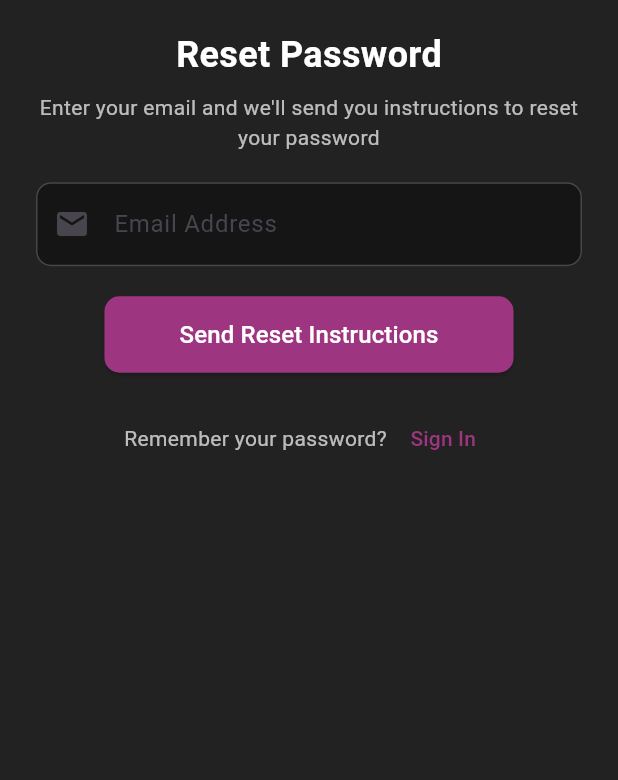
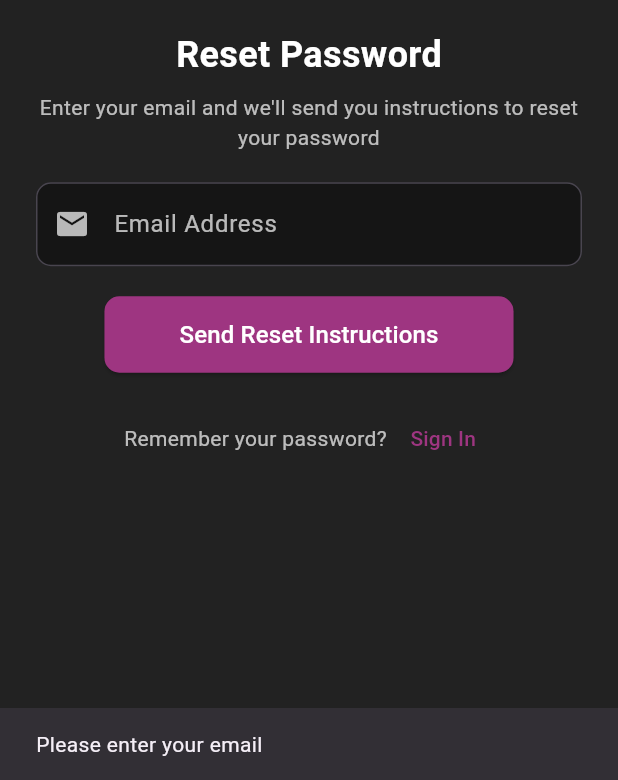
Before and after one commit to NakshatraDeshmukh/AURA, a Flutter app: the ResetPasswordScreen screen opened directly, after a tap on "Send Reset Instructions", on a phone screen of 412 x 824 dp, the part 456-1236 px from its top. Run offline on Flutter 3.47's test engine with Material 3 defaults, Android fonts, the phone set to English and light mode, and no system bars; our stand-ins replace cloud_firestore, firebase_auth, flutter_holo_date_picker, google_maps_flutter, intl_phone_field; accounts and stored records are empty.

Commit message:
Refactor ResetPasswordScreen to manage state and reset password

```diff
--- a/lib/authentication/reset_password_screen.dart
+++ b/lib/authentication/reset_password_screen.dart
@@ -1,7 +1,56 @@
 import 'package:flutter/material.dart';
+import 'package:firebase_auth/firebase_auth.dart';
 import 'package:aura/authentication/login_screen.dart';
 
-class ResetPasswordScreen extends StatelessWidget {
+class ResetPasswordScreen extends StatefulWidget {
+  @override
+  _ResetPasswordScreenState createState() => _ResetPasswordScreenState();
+}
+
+class _ResetPasswordScreenState extends State<ResetPasswordScreen> {
+  final TextEditingController _emailController = TextEditingController();
+  bool _loading = false;
+
+  Future<void> _resetPassword() async {
+    String email = _emailController.text.trim();
+
+    if (email.isEmpty) {
+      ScaffoldMessenger.of(context)
+          .showSnackBar(SnackBar(content: Text("Please enter your email")));
+      return;
+    }
+
+    setState(() => _loading = true);
+
+    try {
+      await FirebaseAuth.instance.sendPasswordResetEmail(email: email);
+
+      ScaffoldMessenger.of(context).showSnackBar(
+        SnackBar(content: Text("Password reset link sent to $email")),
+      );
+
+
+      Future.delayed(Duration(seconds: 2), () {
+        Navigator.pushReplacement(
+          context,
+          MaterialPageRoute(builder: (context) => LoginScreen()),
+        );
+      });
+
+    } on FirebaseAuthException catch (e) {
+      String msg = "Something went wrong";
+
+      if (e.code == 'user-not-found') msg = "No user found with this email.";
+      if (e.code == 'invalid-email') msg = "Invalid email format.";
+
+      ScaffoldMessenger.of(context)
+          .showSnackBar(SnackBar(content: Text(msg)));
+    } finally {
+      setState(() => _loading = false);
+    }
+  }
+
+
   @override
   Widget build(BuildContext context) {
     return Scaffold(
@@ -9,6 +58,7 @@ class ResetPasswordScreen extends StatelessWidget {
       body: Center(
         child: Padding(
           padding: const EdgeInsets.symmetric(horizontal: 24.0),
+          child: SingleChildScrollView(
             child: Column(
               mainAxisAlignment: MainAxisAlignment.center,
               children: [
@@ -17,6 +67,7 @@ class ResetPasswordScreen extends StatelessWidget {
                   backgroundImage: AssetImage('assets/icons/logo.jpg'),
                 ),
                 SizedBox(height: 20),
+
                 Text(
                   'Reset Password',
                   style: TextStyle(
@@ -25,17 +76,24 @@ class ResetPasswordScreen extends StatelessWidget {
                     color: Colors.white,
                   ),
                 ),
+
                 SizedBox(height: 8),
+
                 Text(
                   "Enter your email and we'll send you instructions to reset your password",
                   textAlign: TextAlign.center,
                   style: TextStyle(color: Colors.white70),
                 ),
+
                 SizedBox(height: 20),
+
                 TextField(
+                  controller: _emailController,
+                  style: TextStyle(color: Colors.white),
                   decoration: InputDecoration(
-                  prefixIcon: Icon(Icons.email),
+                    prefixIcon: Icon(Icons.email, color: Colors.white70),
                     hintText: 'Email Address',
+                    hintStyle: TextStyle(color: Colors.white70),
                     filled: true,
                     fillColor: Color(0xFF151515),
                     border: OutlineInputBorder(
@@ -43,32 +101,42 @@ class ResetPasswordScreen extends StatelessWidget {
                     ),
                   ),
                 ),
+
                 SizedBox(height: 20),
-              ElevatedButton(
-                onPressed: () {},
+
+                _loading
+                    ? CircularProgressIndicator(color: Colors.white)
+                    : ElevatedButton(
+                        onPressed: _resetPassword,
                         style: ElevatedButton.styleFrom(
                           backgroundColor: Color(0xFF9E3581),
-                  padding: EdgeInsets.symmetric(vertical: 14, horizontal: 50),
+                          padding: EdgeInsets.symmetric(
+                              vertical: 14, horizontal: 50),
                           shape: RoundedRectangleBorder(
                             borderRadius: BorderRadius.circular(10),
                           ),
                         ),
                         child: Text(
                           'Send Reset Instructions',
-                  style: TextStyle(fontSize: 16, color: Colors.white),
+                          style:
+                              TextStyle(fontSize: 16, color: Colors.white),
                         ),
                       ),
+
                 SizedBox(height: 20),
+
                 Row(
                   mainAxisAlignment: MainAxisAlignment.center,
                   children: [
                     Text("Remember your password? ",
                         style: TextStyle(color: Colors.white70)),
+
                     TextButton(
                       onPressed: () {
                         Navigator.push(
                           context,
-                        MaterialPageRoute(builder: (context) => LoginScreen()),
+                          MaterialPageRoute(
+                              builder: (context) => LoginScreen()),
                         );
                       },
                       child: Text(
@@ -82,6 +150,7 @@ class ResetPasswordScreen extends StatelessWidget {
             ),
           ),
         ),
+      ),
     );
   }
 }
```
Lines whose indentation alone changed are shown as unchanged.
